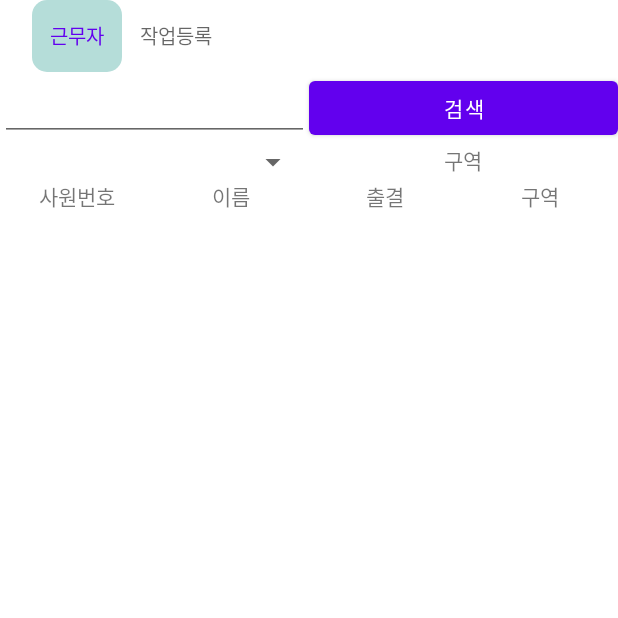
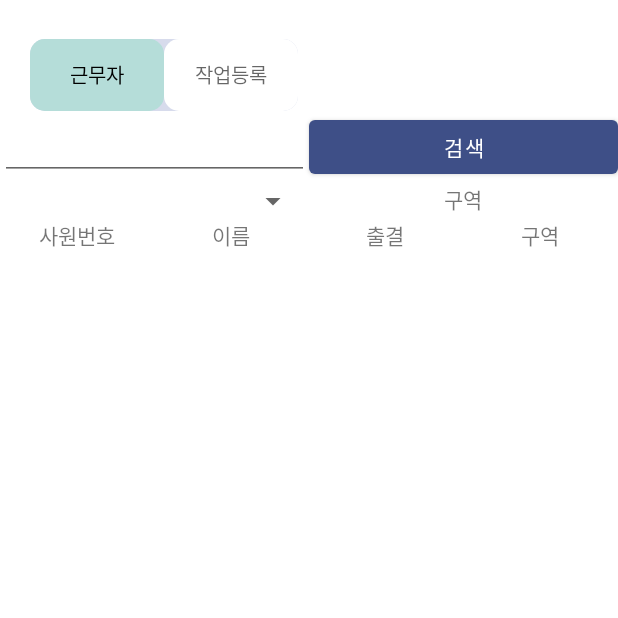
Before and after one commit to olnuyh/SafetyHat_Admin, an Android app: the AreaActivity screen opened directly, with no data from a screen before it, on a phone screen of 412 x 824 dp, the top half of it. Run offline under Robolectric (Android 15) with nearby library versions, the phone set to English and light mode, and no system bars; our stand-ins replace Volley; 3 statements that could not run were skipped.

```diff
--- a/app/src/main/java/com/example/admin/AreaActivity.kt
+++ b/app/src/main/java/com/example/admin/AreaActivity.kt
@@ -23,7 +23,7 @@ class AreaActivity : AppCompatActivity() {
     class FragmentAdapter(activity: FragmentActivity) : FragmentStateAdapter(activity){
         val fragments : List<Fragment>
         init {
-            fragments = listOf(WorkersFragment(), AreaRegistrationFragment(), AreaCheckFragment())
+            fragments = listOf(WorkersFragment(), AreaRegistrationFragment())
         }
 
         override fun getItemCount(): Int {
--- a/app/src/main/java/com/example/admin/ReadNotificationActivity.kt
+++ b/app/src/main/java/com/example/admin/ReadNotificationActivity.kt
@@ -22,7 +22,7 @@ class ReadNotificationActivity : AppCompatActivity() {
         setContentView(binding.root)
 
         val readNotificationRequest = JsonArrayRequest( // Volley를 이용한 http 통신
-            Request.Method.GET,
+            Request.Method.POST,
             BuildConfig.API_KEY + "read_notification.php",
             null,
             Response.Listener<JSONArray> { response ->
@@ -37,8 +37,6 @@ class ReadNotificationActivity : AppCompatActivity() {
         val queue = Volley.newRequestQueue(this)
         queue.add(readNotificationRequest)
 
-
-
         binding.goToRegisterNotificationBtn.setOnClickListener {
             finish()
             val intent = Intent(this, WriteNotificationActivity::class.java)
--- /dev/null
+++ b/app/src/main/res/drawable/tablayout_background.xml
@@ -0,0 +1,5 @@
+<?xml version="1.0" encoding="utf-8"?>
+<shape xmlns:android="http://schemas.android.com/apk/res/android" android:shape="rectangle">
+    <corners android:radius="10dp"/>
+    <solid android:color="#d7dbec"/>
+</shape>
--- a/app/src/main/res/layout/activity_area.xml
+++ b/app/src/main/res/layout/activity_area.xml
@@ -8,14 +8,19 @@
     android:layout_width="match_parent"
     android:layout_height="match_parent"
     android:orientation="vertical">
+
     <com.google.android.material.tabs.TabLayout
-        android:layout_width="wrap_content"
+        android:id="@+id/areaTab"
+        android:layout_width="match_parent"
         android:layout_height="wrap_content"
-        android:layout_marginLeft="21dp"
+        android:layout_marginLeft="20dp"
+        android:layout_marginRight="213dp"
+        android:layout_marginTop="26dp"
+        android:background="@drawable/tablayout_background"
+        app:tabBackground="@drawable/tablayout_selector"
+        app:tabIndicatorHeight="0dp"
         app:tabTextAppearance="@style/tab_text"
-        app:tabBackground="@drawable/tablayout_style"
-        app:tabIndicatorHeight="0dp"
-        android:id="@+id/areaTab"/>
+        app:tabSelectedTextColor="#000000"/>
     <androidx.viewpager2.widget.ViewPager2
         android:layout_width="match_parent"
         android:layout_height="match_parent"
--- a/app/src/main/res/layout/fragment_area_check.xml
+++ b/app/src/main/res/layout/fragment_area_check.xml
@@ -3,8 +3,6 @@
     android:layout_width="match_parent"
     android:layout_height="match_parent"
     android:orientation="vertical">
-
-
     <Button
         android:layout_width="wrap_content"
         android:layout_height="wrap_content"
--- a/app/src/main/res/values/colors.xml
+++ b/app/src/main/res/values/colors.xml
@@ -7,4 +7,5 @@
     <color name="teal_700">#FF018786</color>
     <color name="black">#FF000000</color>
     <color name="white">#FFFFFFFF</color>
+    <color name="main">#3e4f87</color>
 </resources>
--- a/app/src/main/res/values/themes.xml
+++ b/app/src/main/res/values/themes.xml
@@ -2,7 +2,7 @@
     <!-- Base application theme. -->
     <style name="Theme.Admin" parent="Theme.MaterialComponents.Light.NoActionBar">
         <!-- Primary brand color. -->
-        <item name="colorPrimary">@color/purple_500</item>
+        <item name="colorPrimary">@color/main</item>
         <item name="colorPrimaryVariant">@color/purple_700</item>
         <item name="colorOnPrimary">@color/white</item>
         <!-- Secondary brand color. -->
@@ -15,5 +15,7 @@
     </style>
     <style name="tab_text" parent="TextAppearance.Design.Tab">
         <item name="android:textSize">13sp</item>
+        <item name="android:fontFamily">@font/a12</item>
+        <item name="android:textColor">#000000</item>
     </style>
 </resources>
```
Also changed, not shown: app/src/main/AndroidManifest.xml (+13 -9 lines), app/src/main/java/com/example/admin/NotificationAdapter.kt (+5 -7 lines), app/src/main/res/layout/activity_read_calendar.xml (+0 -9 lines), app/src/main/res/layout/toolbar.xml (added, +11 -0 lines), app/src/main/res/drawable/tablayout_selector.xml (renamed from app/src/main/res/drawable/tablayout_style.xml).
